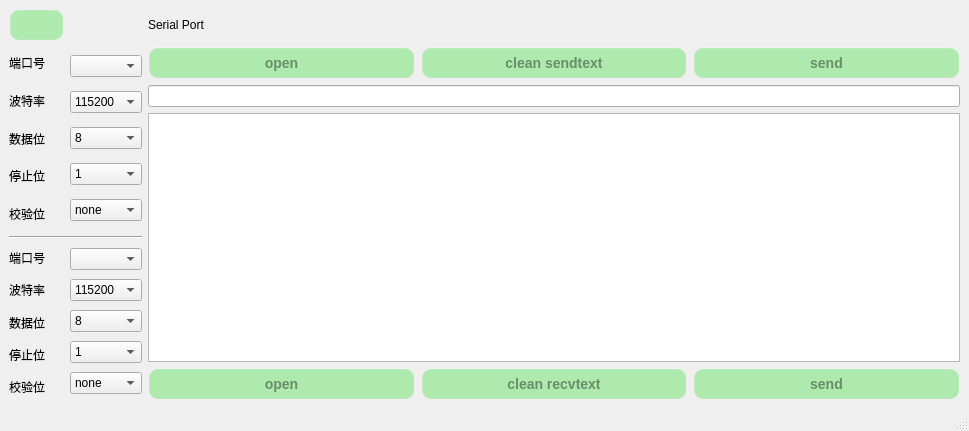
First picture: the form in qt/t507/serial.ui, repository jizizihe/baijie_demo, before the edit.
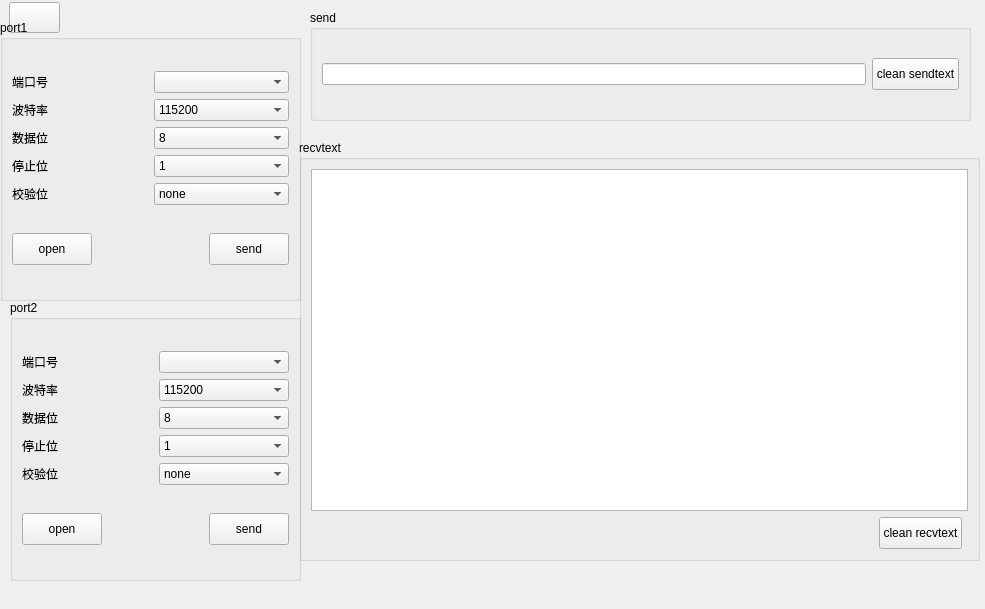
Second picture: the form after the edit. Icons and pictures are not drawn.

Commit message: modify 4g status display  Ethernet plus switch control

Diff of the .ui file:
```diff
--- a/qt/t507/serial.ui
+++ b/qt/t507/serial.ui
@@ -2,12 +2,15 @@
 <ui version="4.0">
  <class>serial</class>
  <widget class="QMainWindow" name="serial">
+  <property name="enabled">
+   <bool>true</bool>
+  </property>
   <property name="geometry">
    <rect>
     <x>0</x>
     <y>0</y>
-    <width>969</width>
-    <height>431</height>
+    <width>985</width>
+    <height>609</height>
    </rect>
   </property>
   <property name="windowTitle">
@@ -17,20 +20,11 @@
    <string notr="true">#serial
 {
 	border-image: url(:/t507_button_image/all/background.jpg);
+	/*background-color: rgb(240, 240, 240);*/
 }
 
 /****************按钮部件*******************/
-QPushButton{
-     background-color: rgba(100, 225, 100, 120);/*背景色*/
-     border-style: outset; /*边框样式*/
-     border-width:  2px;  /*边框宽度为4像素*/
-     border-radius: 10px; /*边框圆角半径*/
-     border-color: rgba(255, 225, 255, 30);/*边框颜色*/
-     font: bold 14px;/*字体*/
-     color:rgba(0, 0, 0, 100);/*字体颜色*/
-     padding: 6px; /*填衬*/
-    outline: none; /*去掉按钮的虚线框*/
-}
+
 
 QPushButton:hover{ /*鼠标悬停在按钮上时*/
         background-color:rgba(100,255,100, 100);
@@ -63,84 +57,18 @@
 }</string>
   </property>
   <widget class="QWidget" name="centralwidget">
-   <layout class="QGridLayout" name="gridLayout_6">
-    <item row="1" column="2">
-     <layout class="QHBoxLayout" name="horizontalLayout">
-      <item>
-       <widget class="QPushButton" name="OpenBtn">
-        <property name="text">
-         <string>open</string>
-        </property>
-       </widget>
-      </item>
-      <item>
-       <widget class="QPushButton" name="CleanBtn">
-        <property name="text">
-         <string>clean sendtext</string>
-        </property>
-       </widget>
-      </item>
-      <item>
-       <widget class="QPushButton" name="SendBtn">
-        <property name="text">
-         <string>send</string>
-        </property>
-       </widget>
-      </item>
-     </layout>
-    </item>
-    <item row="6" column="2">
-     <layout class="QHBoxLayout" name="horizontalLayout_2">
-      <item>
-       <widget class="QPushButton" name="OpenBtn_2">
-        <property name="enabled">
-         <bool>true</bool>
-        </property>
-        <property name="text">
-         <string>open</string>
-        </property>
-        <property name="checkable">
-         <bool>false</bool>
-        </property>
-        <property name="checked">
-         <bool>false</bool>
-        </property>
-        <property name="autoRepeat">
-         <bool>false</bool>
-        </property>
-       </widget>
-      </item>
-      <item>
-       <widget class="QPushButton" name="CleanBtn_2">
-        <property name="text">
-         <string>clean recvtext</string>
-        </property>
-       </widget>
-      </item>
-      <item>
-       <widget class="QPushButton" name="SendBtn_2">
-        <property name="text">
-         <string>send</string>
-        </property>
-       </widget>
-      </item>
-     </layout>
-    </item>
-    <item row="0" column="2">
-     <widget class="QLabel" name="label">
-      <property name="text">
-       <string>Serial Port</string>
-      </property>
-      <property name="indent">
-       <number>-1</number>
-      </property>
-     </widget>
-    </item>
-    <item row="0" column="0">
      <widget class="QPushButton" name="retBtn">
       <property name="enabled">
        <bool>true</bool>
       </property>
+    <property name="geometry">
+     <rect>
+      <x>9</x>
+      <y>2</y>
+      <width>51</width>
+      <height>31</height>
+     </rect>
+    </property>
       <property name="minimumSize">
        <size>
         <width>0</width>
@@ -158,8 +86,28 @@
         <normaloff>:/t507_button_image/return.png</normaloff>:/t507_button_image/return.png</iconset>
       </property>
      </widget>
-    </item>
-    <item row="5" column="0" rowspan="2">
+   <widget class="QGroupBox" name="groupBox_2">
+    <property name="geometry">
+     <rect>
+      <x>10</x>
+      <y>300</y>
+      <width>291</width>
+      <height>281</height>
+     </rect>
+    </property>
+    <property name="sizePolicy">
+     <sizepolicy hsizetype="Preferred" vsizetype="Expanding">
+      <horstretch>0</horstretch>
+      <verstretch>0</verstretch>
+     </sizepolicy>
+    </property>
+    <property name="title">
+     <string>port2</string>
+    </property>
+    <layout class="QGridLayout" name="gridLayout_7">
+     <item row="0" column="0">
+      <layout class="QGridLayout" name="gridLayout_2">
+       <item row="0" column="0">
      <layout class="QVBoxLayout" name="verticalLayout_4">
       <item>
        <widget class="QLabel" name="PartNamelab_21">
@@ -198,24 +146,7 @@
       </item>
      </layout>
     </item>
-    <item row="3" column="2" rowspan="3">
-     <widget class="QPlainTextEdit" name="recvEdit">
-      <property name="readOnly">
-       <bool>true</bool>
-      </property>
-     </widget>
-    </item>
-    <item row="2" column="2">
-     <widget class="QLineEdit" name="SendEdit"/>
-    </item>
-    <item row="4" column="0" colspan="2">
-     <widget class="Line" name="line">
-      <property name="orientation">
-       <enum>Qt::Horizontal</enum>
-      </property>
-     </widget>
-    </item>
-    <item row="5" column="1" rowspan="2">
+       <item row="0" column="1">
      <layout class="QVBoxLayout" name="verticalLayout_3">
       <item>
        <widget class="QComboBox" name="SerialCb_2"/>
@@ -299,121 +230,190 @@
       </item>
      </layout>
     </item>
-    <item row="1" column="1" rowspan="3">
-     <layout class="QVBoxLayout" name="verticalLayout">
-      <item>
-       <widget class="QComboBox" name="SerialCb"/>
-      </item>
+      </layout>
+     </item>
+     <item row="1" column="0">
+      <layout class="QHBoxLayout" name="horizontalLayout_4">
       <item>
-       <widget class="QComboBox" name="BaudrateCb">
-        <property name="currentIndex">
-         <number>2</number>
-        </property>
-        <item>
-         <property name="text">
-          <string>4800</string>
+        <widget class="QPushButton" name="OpenBtn_2">
+         <property name="enabled">
+          <bool>true</bool>
+         </property>
+         <property name="minimumSize">
+          <size>
+           <width>0</width>
+           <height>32</height>
+          </size>
          </property>
-        </item>
-        <item>
          <property name="text">
-          <string>9600</string>
+          <string>open</string>
          </property>
-        </item>
-        <item>
-         <property name="text">
-          <string>115200</string>
+         <property name="checkable">
+          <bool>false</bool>
          </property>
-        </item>
+         <property name="checked">
+          <bool>false</bool>
+         </property>
+         <property name="autoRepeat">
+          <bool>false</bool>
+         </property>
        </widget>
       </item>
       <item>
-       <widget class="QComboBox" name="DatabitsCb">
-        <property name="currentIndex">
-         <number>3</number>
-        </property>
-        <item>
-         <property name="text">
-          <string>5</string>
+        <spacer name="horizontalSpacer_3">
+         <property name="orientation">
+          <enum>Qt::Horizontal</enum>
+         </property>
+         <property name="sizeHint" stdset="0">
+          <size>
+           <width>48</width>
+           <height>17</height>
+          </size>
          </property>
+        </spacer>
         </item>
         <item>
-         <property name="text">
-          <string>6</string>
+        <widget class="QPushButton" name="SendBtn_2">
+         <property name="minimumSize">
+          <size>
+           <width>0</width>
+           <height>32</height>
+          </size>
          </property>
-        </item>
-        <item>
          <property name="text">
-          <string>7</string>
+          <string>send</string>
          </property>
-        </item>
-        <item>
-         <property name="text">
-          <string>8</string>
-         </property>
-        </item>
-       </widget>
-      </item>
-      <item>
-       <widget class="QComboBox" name="StopbitCb">
-        <item>
-         <property name="text">
-          <string>1</string>
-         </property>
-        </item>
-        <item>
-         <property name="text">
-          <string>1.5</string>
-         </property>
-        </item>
-        <item>
-         <property name="text">
-          <string>2</string>
-         </property>
-        </item>
-       </widget>
-      </item>
-      <item>
-       <widget class="QComboBox" name="ParityCb">
-        <item>
+        </widget>
+       </item>
+      </layout>
+     </item>
+    </layout>
+   </widget>
+   <widget class="QGroupBox" name="groupBox_3">
+    <property name="geometry">
+     <rect>
+      <x>310</x>
+      <y>10</y>
+      <width>661</width>
+      <height>111</height>
+     </rect>
+    </property>
+    <property name="title">
+     <string>send</string>
+    </property>
+    <layout class="QGridLayout" name="gridLayout_4">
+     <item row="0" column="0">
+      <widget class="QLineEdit" name="SendEdit"/>
+     </item>
+     <item row="0" column="1">
+      <widget class="QPushButton" name="CleanBtn">
+       <property name="minimumSize">
+        <size>
+         <width>0</width>
+         <height>32</height>
+        </size>
+       </property>
          <property name="text">
-          <string>none</string>
-         </property>
-        </item>
+        <string>clean sendtext</string>
+       </property>
        </widget>
       </item>
      </layout>
-    </item>
-    <item row="1" column="0" rowspan="3">
+   </widget>
+   <widget class="QGroupBox" name="groupBox_4">
+    <property name="geometry">
+     <rect>
+      <x>299</x>
+      <y>140</y>
+      <width>681</width>
+      <height>421</height>
+     </rect>
+    </property>
+    <property name="title">
+     <string>recvtext</string>
+    </property>
      <layout class="QGridLayout" name="gridLayout_3">
+     <item row="0" column="0" colspan="3">
+      <widget class="QPlainTextEdit" name="recvEdit">
+       <property name="readOnly">
+        <bool>true</bool>
+       </property>
+      </widget>
+     </item>
+     <item row="1" column="0">
+      <spacer name="horizontalSpacer_2">
+       <property name="orientation">
+        <enum>Qt::Horizontal</enum>
+       </property>
+       <property name="sizeHint" stdset="0">
+        <size>
+         <width>58</width>
+         <height>20</height>
+        </size>
+       </property>
+      </spacer>
+     </item>
+     <item row="1" column="1">
+      <widget class="QPushButton" name="CleanBtn_2">
+       <property name="minimumSize">
+        <size>
+         <width>0</width>
+         <height>32</height>
+        </size>
+       </property>
+       <property name="text">
+        <string>clean recvtext</string>
+       </property>
+      </widget>
+     </item>
+    </layout>
+   </widget>
+   <widget class="QGroupBox" name="groupBox">
+    <property name="geometry">
+     <rect>
+      <x>0</x>
+      <y>20</y>
+      <width>301</width>
+      <height>281</height>
+     </rect>
+    </property>
+    <property name="title">
+     <string>port1</string>
+    </property>
+    <layout class="QGridLayout" name="gridLayout">
       <item row="0" column="0">
+      <layout class="QHBoxLayout" name="horizontalLayout">
+       <item>
+        <layout class="QVBoxLayout" name="verticalLayout">
+         <item>
        <widget class="QLabel" name="PartNamelab_26">
         <property name="text">
          <string>端口号</string>
         </property>
        </widget>
       </item>
-      <item row="1" column="0">
+         <item>
        <widget class="QLabel" name="PartNamelab_27">
         <property name="text">
          <string>波特率</string>
         </property>
        </widget>
       </item>
-      <item row="2" column="0">
+         <item>
        <widget class="QLabel" name="PartNamelab_28">
         <property name="text">
          <string>数据位</string>
         </property>
        </widget>
       </item>
-      <item row="3" column="0">
+         <item>
        <widget class="QLabel" name="PartNamelab_29">
         <property name="text">
          <string>停止位</string>
         </property>
        </widget>
       </item>
-      <item row="4" column="0">
+         <item>
        <widget class="QLabel" name="PartNamelab_30">
         <property name="text">
          <string>校验位</string>
@@ -422,19 +422,182 @@
       </item>
      </layout>
     </item>
-   </layout>
+       <item>
+        <layout class="QVBoxLayout" name="verticalLayout_2">
+         <item>
+          <widget class="QComboBox" name="SerialCb">
+           <property name="minimumSize">
+            <size>
+             <width>86</width>
+             <height>0</height>
+            </size>
+           </property>
+          </widget>
+         </item>
+         <item>
+          <widget class="QComboBox" name="BaudrateCb">
+           <property name="minimumSize">
+            <size>
+             <width>86</width>
+             <height>0</height>
+            </size>
+           </property>
+           <property name="currentIndex">
+            <number>2</number>
+           </property>
+           <item>
+            <property name="text">
+             <string>4800</string>
+            </property>
+           </item>
+           <item>
+            <property name="text">
+             <string>9600</string>
+            </property>
+           </item>
+           <item>
+            <property name="text">
+             <string>115200</string>
+            </property>
+           </item>
+          </widget>
+         </item>
+         <item>
+          <widget class="QComboBox" name="DatabitsCb">
+           <property name="minimumSize">
+            <size>
+             <width>86</width>
+             <height>0</height>
+            </size>
+           </property>
+           <property name="currentIndex">
+            <number>3</number>
+           </property>
+           <property name="maxCount">
+            <number>2147483646</number>
+           </property>
+           <item>
+            <property name="text">
+             <string>5</string>
+            </property>
+           </item>
+           <item>
+            <property name="text">
+             <string>6</string>
+            </property>
+           </item>
+           <item>
+            <property name="text">
+             <string>7</string>
+            </property>
+           </item>
+           <item>
+            <property name="text">
+             <string>8</string>
+            </property>
+           </item>
+          </widget>
+         </item>
+         <item>
+          <widget class="QComboBox" name="StopbitCb">
+           <property name="minimumSize">
+            <size>
+             <width>86</width>
+             <height>0</height>
+            </size>
+           </property>
+           <item>
+            <property name="text">
+             <string>1</string>
+            </property>
+           </item>
+           <item>
+            <property name="text">
+             <string>1.5</string>
+            </property>
+           </item>
+           <item>
+            <property name="text">
+             <string>2</string>
+            </property>
+           </item>
+          </widget>
+         </item>
+         <item>
+          <widget class="QComboBox" name="ParityCb">
+           <property name="minimumSize">
+            <size>
+             <width>86</width>
+             <height>0</height>
+            </size>
+           </property>
+           <item>
+            <property name="text">
+             <string>none</string>
+            </property>
+           </item>
+          </widget>
+         </item>
+        </layout>
+       </item>
+      </layout>
+     </item>
+     <item row="1" column="0">
+      <layout class="QHBoxLayout" name="horizontalLayout_3">
+       <item>
+        <widget class="QPushButton" name="OpenBtn">
+         <property name="minimumSize">
+          <size>
+           <width>0</width>
+           <height>32</height>
+          </size>
+         </property>
+         <property name="text">
+          <string>open</string>
+         </property>
+        </widget>
+       </item>
+       <item>
+        <spacer name="horizontalSpacer">
+         <property name="orientation">
+          <enum>Qt::Horizontal</enum>
+         </property>
+         <property name="sizeHint" stdset="0">
+          <size>
+           <width>58</width>
+           <height>17</height>
+          </size>
+         </property>
+        </spacer>
+       </item>
+       <item>
+        <widget class="QPushButton" name="SendBtn">
+         <property name="minimumSize">
+          <size>
+           <width>0</width>
+           <height>32</height>
+          </size>
+         </property>
+         <property name="text">
+          <string>send</string>
+         </property>
+        </widget>
+       </item>
+      </layout>
+     </item>
+    </layout>
+   </widget>
   </widget>
   <widget class="QMenuBar" name="menubar">
    <property name="geometry">
     <rect>
      <x>0</x>
      <y>0</y>
-     <width>969</width>
+     <width>985</width>
      <height>28</height>
     </rect>
    </property>
   </widget>
-  <widget class="QStatusBar" name="statusbar"/>
  </widget>
  <resources>
   <include location="translation.qrc"/>
```
Lines whose indentation alone changed are shown as unchanged. The commit also changes 28 other files.
